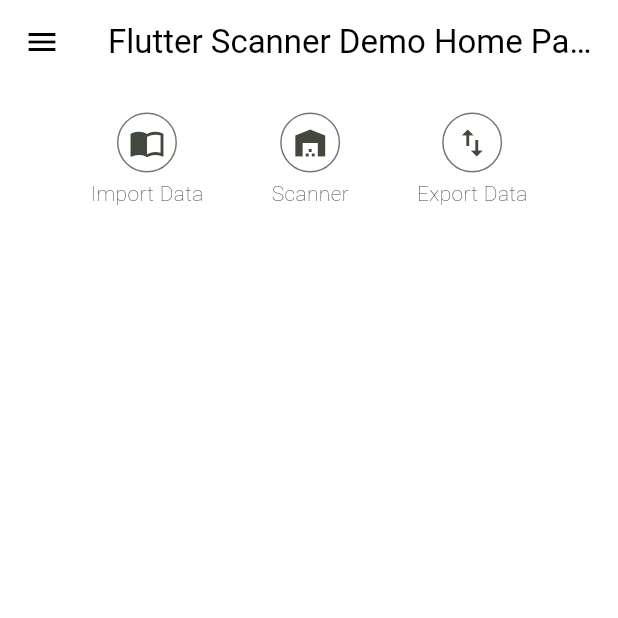
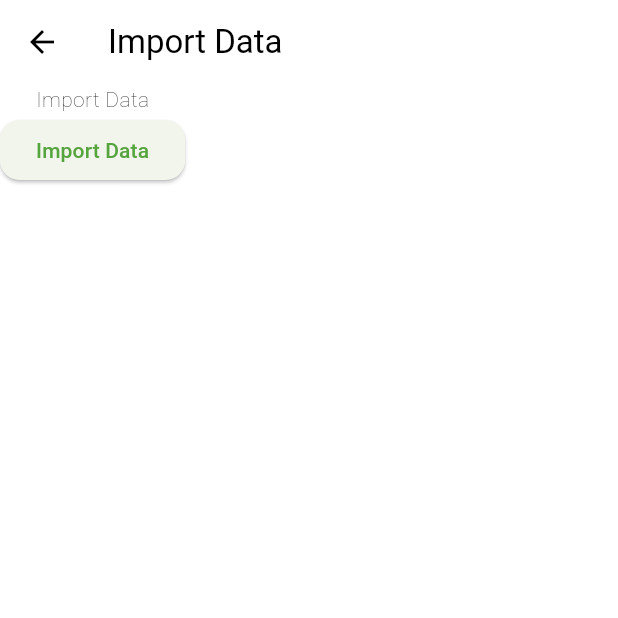
Before and after one commit to famasf1/Techbiz_RFID, a Flutter app: the HomepageView screen opened by its route, after a tap on the "import contacts" icon, on a phone screen of 412 x 824 dp, the top half of it. Run offline on Flutter 3.47's test engine with Material 3 defaults, Android fonts, the phone set to English and light mode, and no system bars; our stand-ins replace drift, drift_flutter, file_picker, flex_color_scheme, flutter_riverpod, go_router and 2 more; missing offline and left inert: excel; accounts and stored records are empty; generated files the repository leaves out were written again.

Commit message:
[minor] => impl basic import, vendor dummy file

```diff
--- a/lib/main.dart
+++ b/lib/main.dart
@@ -1,5 +1,5 @@
 import 'package:flutter/material.dart';
-import 'package:techbiz_rfid/src/common/route/app_route.dart';
+import 'package:techbiz_rfid/src/common/route/app_routes.dart';
 import 'package:techbiz_rfid/src/common/theme/techbiz_theme.dart';
 
 void main() async {
--- a/lib/src/common/route/app_route.dart
+++ /dev/null
@@ -1,26 +0,0 @@
-import 'package:go_router/go_router.dart';
-import 'package:techbiz_rfid/src/export/presentation/view/export_view.dart';
-import 'package:techbiz_rfid/src/home/presentation/view/homepage_view.dart';
-import 'package:techbiz_rfid/src/import/presentation/views/import_view.dart';
-
-final appRoutes = GoRouter(
-  initialLocation: '/',
-  routes: [
-    GoRoute(
-      name: 'home',
-      path: '/',
-      builder: (context, state) =>
-          HomepageView(title: 'Flutter Scanner Demo Home Page'),
-    ),
-    GoRoute(
-      name: 'import',
-      path: '/import',
-      builder: (context, state) => ImportView(),
-    ),
-    GoRoute(
-      name: 'export',
-      path: '/export',
-      builder: (context, state) => ExportView(),
-    ),
-  ],
-);
--- /dev/null
+++ b/lib/src/common/route/app_routes.dart
@@ -0,0 +1,34 @@
+import 'package:go_router/go_router.dart';
+import 'package:techbiz_rfid/src/export/presentation/view/export_view.dart';
+import 'package:techbiz_rfid/src/home/presentation/view/homepage_view.dart';
+import 'package:techbiz_rfid/src/import/presentation/views/import_view.dart';
+import 'package:techbiz_rfid/src/scanner/presentation/view/scanner_view.dart';
+
+final appRoutes = GoRouter(
+  initialLocation: '/',
+  routes: [
+    GoRoute(
+      name: 'home',
+      path: '/',
+      builder: (context, state) =>
+          HomepageView(title: 'Flutter Scanner Demo Home Page'),
+      routes: [
+        GoRoute(
+          name: 'import',
+          path: '/import',
+          builder: (context, state) => ImportView(),
+        ),
+        GoRoute(
+          name: 'export',
+          path: '/export',
+          builder: (context, state) => ExportView(),
+        ),
+        GoRoute(
+          name: 'scanner',
+          path: '/scanner',
+          builder: (context, state) => ScannerView(),
+        ),
+      ],
+    ),
+  ],
+);
--- /dev/null
+++ b/lib/src/common/route/app_routes_const.dart
@@ -0,0 +1,6 @@
+class AppRoutesConst {
+  static const String home = '/';
+  static const String import = '/import';
+  static const String export = '/export';
+  static const String scanner = '/scanner';
+}
--- a/lib/src/import/presentation/views/import_view.dart
+++ b/lib/src/import/presentation/views/import_view.dart
@@ -12,6 +12,23 @@ class _ImportViewState extends ConsumerState<ImportView> {
 
   @override
   Widget build(BuildContext context) {
-    return Container();
+    return Scaffold(
+      appBar: AppBar(
+        title: Text("Import Data"),
+      ),
+      body: Column(
+        children: [
+          Column(
+            children: [
+              Text("Import Data"),
+              ElevatedButton(
+                onPressed: () {},
+                child: Text("Import Data"),
+              ),
+            ],
+          )
+        ],
+      ),
+    );
   }
 }
--- a/pubspec.yaml
+++ b/pubspec.yaml
@@ -41,6 +41,9 @@ dependencies:
   go_router: ^14.6.2
   flex_color_scheme: ^8.0.2
   google_fonts: ^6.2.1
+  file_picker: ^8.1.7
+  excel: ^4.0.6
+  archive: ^3.6.1
 
 dev_dependencies:
   flutter_test:
@@ -56,6 +59,7 @@ dev_dependencies:
   drift_dev: ^2.22.0
   riverpod_generator: ^2.6.3
   go_router_builder: ^2.3.0
+  pigeon: ^22.7.1
 
 # For information on the generic Dart part of this file, see the
 # following page: https://dart.dev/tools/pub/pubspec
```
Also changed, not shown: lib/src/common/db/app_database.dart (+7 -0 lines), lib/src/common/wrapper/excel_wrapper.dart (added, +13 -0 lines), lib/src/common/wrapper/file_picker_wrapper.dart (added, +21 -0 lines), lib/src/home/presentation/view/homepage_view.dart (+12 -4 lines), lib/src/import/application/import_service_impl.dart (added, +32 -0 lines), lib/src/import/data/import_repository_impl.dart (added, +13 -0 lines), lib/src/import/domain/interface/import_repository.dart (added, +17 -0 lines), lib/src/import/domain/interface/import_service.dart (added, +19 -0 lines), lib/src/scanner/presentation/view/scanner_view.dart (added, +11 -0 lines), lib/vendor/rfid_lib.dart (added), pubspec.lock.
